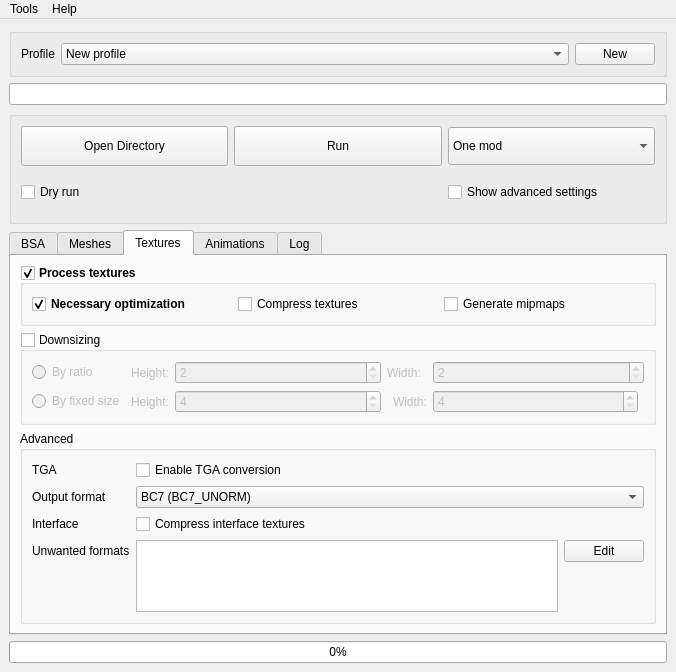
First picture: the form in src/MainWindow.ui, repository Guekka/cathedral-assets-optimizer, before the edit.
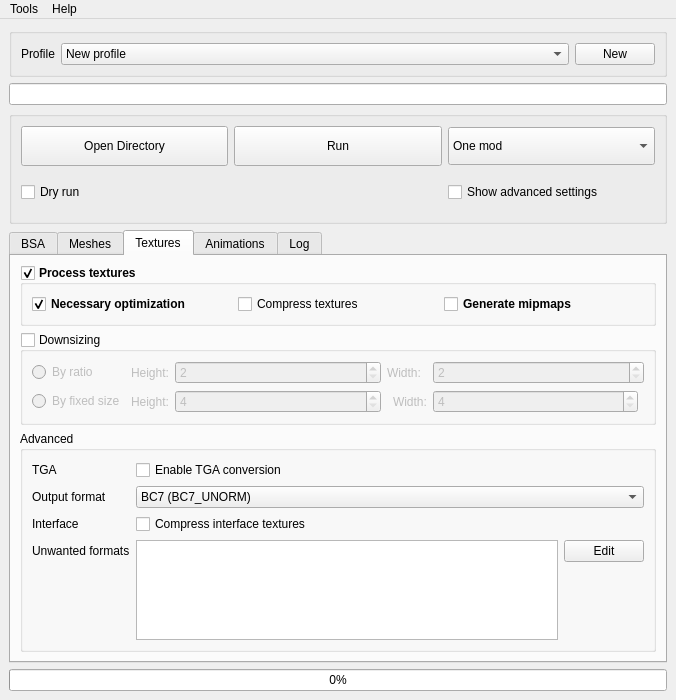
Second picture: the form after the edit. The open tabs and pages were chosen to show the change.

The edit to the form file:
```diff
--- a/src/MainWindow.ui
+++ b/src/MainWindow.ui
@@ -7,7 +7,7 @@
     <x>0</x>
     <y>0</y>
     <width>676</width>
-    <height>667</height>
+    <height>700</height>
    </rect>
   </property>
   <property name="sizePolicy">
@@ -752,7 +752,6 @@
           </property>
           <property name="font">
            <font>
-            <weight>75</weight>
             <bold>true</bold>
             <kerning>true</kerning>
            </font>
@@ -838,7 +837,6 @@
              </property>
              <property name="font">
               <font>
-               <weight>50</weight>
                <bold>true</bold>
                <kerning>true</kerning>
               </font>
```
Left out of the diff: 10 changed lines with no effect on the pictures.
